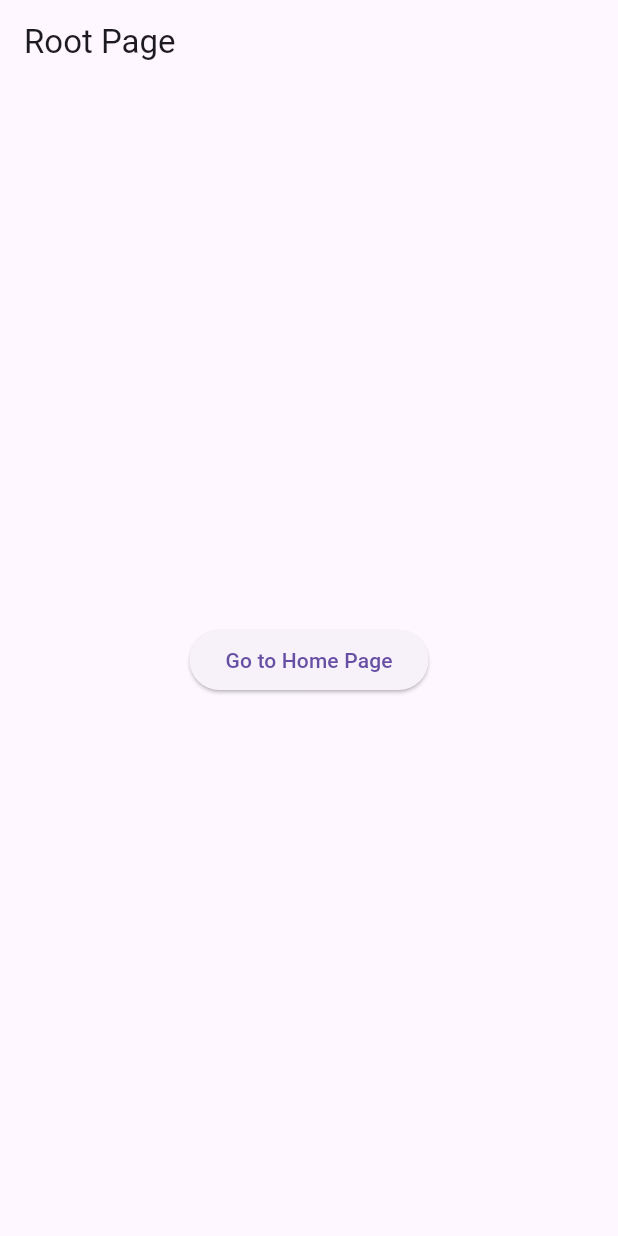
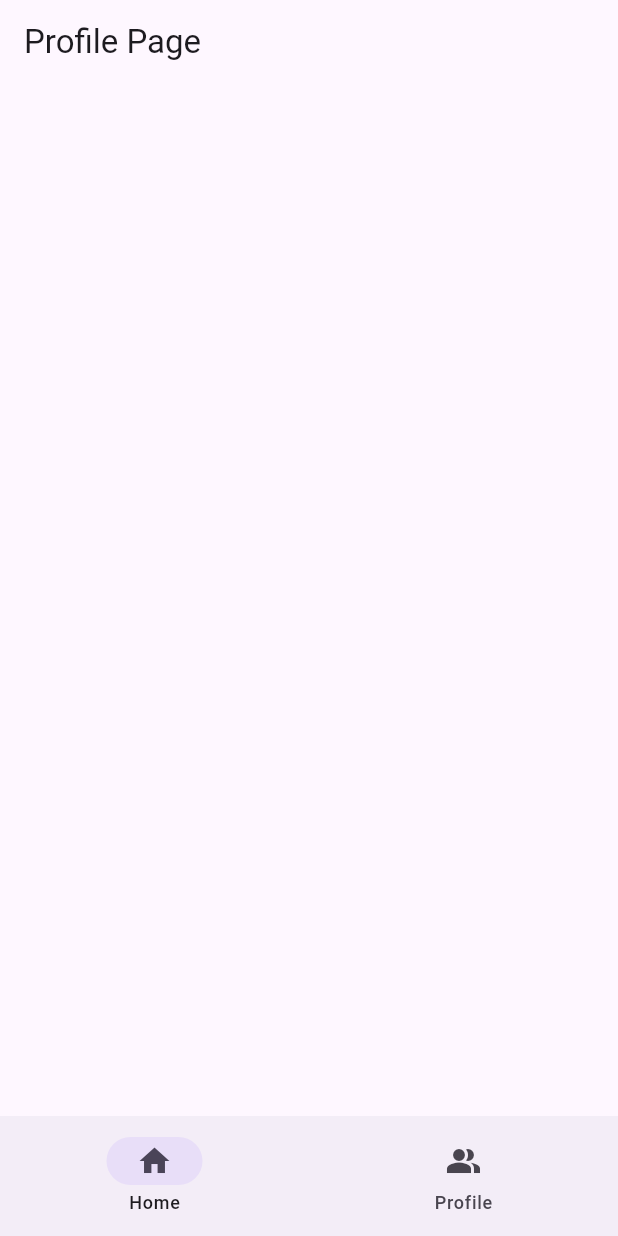
Before and after one commit to isanmh/inixjkt, a Flutter app: the screen it shows after launch, on a phone screen of 412 x 824 dp. Run offline on Flutter 3.47's test engine with Material 3 defaults, Android fonts, the phone set to English and light mode, and no system bars.

Commit message:
Buttom navbar

```diff
--- /dev/null
+++ b/lib/views/profile_page.dart
@@ -0,0 +1,14 @@
+import 'package:flutter/material.dart';
+
+class ProfilePage extends StatelessWidget {
+  const ProfilePage({super.key});
+
+  @override
+  Widget build(BuildContext context) {
+    return Scaffold(
+      appBar: AppBar(
+        title: Text('Profile Page'),
+      ),
+    );
+  }
+}
--- a/lib/views/root_page.dart
+++ b/lib/views/root_page.dart
@@ -1,29 +1,57 @@
 // import 'package:dasar_app/views/home_page.dart';
+import 'package:dasar_app/views/home_page.dart';
+import 'package:dasar_app/views/profile_page.dart';
 import 'package:flutter/material.dart';
 
-class RootPage extends StatelessWidget {
+class RootPage extends StatefulWidget {
   const RootPage({super.key});
+
+  @override
+  State<RootPage> createState() => _RootPageState();
+}
+
+class _RootPageState extends State<RootPage> {
+  // var untuk bottom navigation bar
+  int currentPage = 0;
+
+  // widget untuk bottom navigation bar
+  List<Widget> pages = [
+    ProfilePage(),
+    HomePage(),
+  ];
 
   @override
   Widget build(BuildContext context) {
     return Scaffold(
-      appBar: AppBar(
-        title: const Text('Root Page'),
+      // body: Center(
+      //   child: ElevatedButton(
+      //     onPressed: () {
+      //       Navigator.pushNamed(context, '/home');
+      //     },
+      //     child: const Text('Go to Home Page'),
+      //   ),
+      // ),
+
+      bottomNavigationBar: NavigationBar(
+        destinations: const [
+          NavigationDestination(
+            icon: Icon(Icons.home),
+            label: 'Home',
+          ),
+          NavigationDestination(
+            icon: Icon(Icons.people_alt),
+            label: 'Profile',
+          ),
+        ],
+        onDestinationSelected: (int index) {
+          print('ini $index');
+          setState(() {
+            currentPage = index;
+          });
+        },
+        selectedIndex: currentPage,
       ),
-      body: Center(
-        child: ElevatedButton(
-          onPressed: () {
-            Navigator.pushNamed(context, '/home');
-            // Navigator.push(
-            //   context,
-            //   MaterialPageRoute(
-            //     builder: (context) => const HomePage(),
-            //   ),
-            // );
-          },
-          child: const Text('Go to Home Page'),
-        ),
-      ),
+      body: pages[currentPage],
     );
   }
 }
```
Also changed, not shown: lib/views/home_page.dart (+107 -5 lines).
